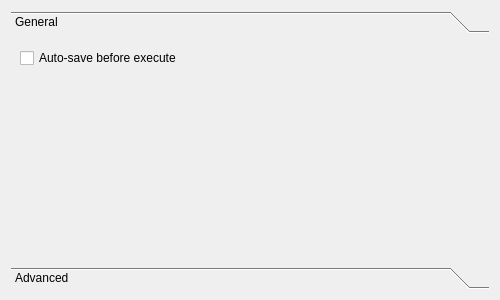
Before: the Qt Designer form src/Interface/Application/Preferences.ui in SCIInstitute/SCIRun, drawn with Qt 5.
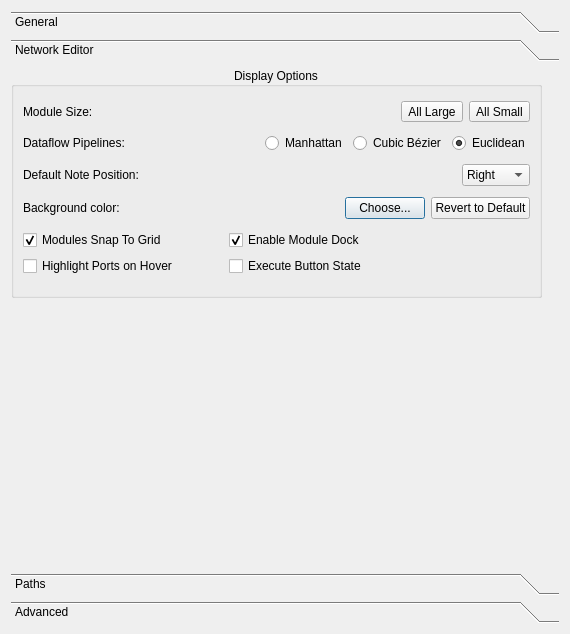
After: the same form once the commit is applied. The open tabs and pages were chosen to show the change.

Commit message: Copy config widgets over

```diff
--- a/src/Interface/Application/Preferences.ui
+++ b/src/Interface/Application/Preferences.ui
@@ -6,8 +6,8 @@
    <rect>
     <x>0</x>
     <y>0</y>
-    <width>500</width>
-    <height>300</height>
+    <width>570</width>
+    <height>634</height>
    </rect>
   </property>
   <property name="sizePolicy">
@@ -33,8 +33,8 @@
        <rect>
         <x>0</x>
         <y>0</y>
-        <width>476</width>
-        <height>208</height>
+        <width>552</width>
+        <height>508</height>
        </rect>
       </property>
       <attribute name="label">
@@ -50,6 +50,458 @@
        </item>
       </layout>
      </widget>
+     <widget class="QWidget" name="page">
+      <attribute name="label">
+       <string>Network Editor</string>
+      </attribute>
+      <widget class="QGroupBox" name="layoutOptionsGroupBox_">
+       <property name="geometry">
+        <rect>
+         <x>0</x>
+         <y>0</y>
+         <width>531</width>
+         <height>231</height>
+        </rect>
+       </property>
+       <property name="minimumSize">
+        <size>
+         <width>531</width>
+         <height>231</height>
+        </size>
+       </property>
+       <property name="title">
+        <string>Display Options</string>
+       </property>
+       <property name="alignment">
+        <set>Qt::AlignCenter</set>
+       </property>
+       <layout class="QVBoxLayout" name="verticalLayout">
+        <item>
+         <layout class="QHBoxLayout" name="moduleSizeHorizontalLayout_">
+          <item>
+           <widget class="QLabel" name="moduleSizeLabel_">
+            <property name="text">
+             <string>Module Size:</string>
+            </property>
+           </widget>
+          </item>
+          <item>
+           <spacer name="horizontalSpacer_4">
+            <property name="orientation">
+             <enum>Qt::Horizontal</enum>
+            </property>
+            <property name="sizeHint" stdset="0">
+             <size>
+              <width>40</width>
+              <height>20</height>
+             </size>
+            </property>
+           </spacer>
+          </item>
+          <item>
+           <widget class="QToolButton" name="largeModuleSizeToolButton_">
+            <property name="enabled">
+             <bool>true</bool>
+            </property>
+            <property name="text">
+             <string>All Large</string>
+            </property>
+            <property name="checked">
+             <bool>false</bool>
+            </property>
+           </widget>
+          </item>
+          <item>
+           <widget class="QToolButton" name="smallModuleSizeToolButton_">
+            <property name="enabled">
+             <bool>true</bool>
+            </property>
+            <property name="text">
+             <string>All Small</string>
+            </property>
+           </widget>
+          </item>
+         </layout>
+        </item>
+        <item>
+         <layout class="QHBoxLayout" name="dataflowPipelinesHorizontalLayout_">
+          <item>
+           <widget class="QLabel" name="pipelinesLabel_">
+            <property name="text">
+             <string>Dataflow Pipelines:</string>
+            </property>
+           </widget>
+          </item>
+          <item>
+           <spacer name="horizontalSpacer_3">
+            <property name="orientation">
+             <enum>Qt::Horizontal</enum>
+            </property>
+            <property name="sizeHint" stdset="0">
+             <size>
+              <width>40</width>
+              <height>20</height>
+             </size>
+            </property>
+           </spacer>
+          </item>
+          <item>
+           <widget class="QRadioButton" name="manhattanPipesRadioButton_">
+            <property name="enabled">
+             <bool>true</bool>
+            </property>
+            <property name="whatsThis">
+             <string>Switch to classic dataflow pipelines.</string>
+            </property>
+            <property name="text">
+             <string>Manhattan</string>
+            </property>
+           </widget>
+          </item>
+          <item>
+           <widget class="QRadioButton" name="cubicPipesRadioButton_">
+            <property name="whatsThis">
+             <string>Switch to curved dataflow pipelines.</string>
+            </property>
+            <property name="text">
+             <string>Cubic Bézier</string>
+            </property>
+           </widget>
+          </item>
+          <item>
+           <widget class="QRadioButton" name="euclideanPipesRadioButton_">
+            <property name="whatsThis">
+             <string>Switch to straight, direct dataflow pipelines.</string>
+            </property>
+            <property name="text">
+             <string>Euclidean</string>
+            </property>
+            <property name="checked">
+             <bool>true</bool>
+            </property>
+           </widget>
+          </item>
+         </layout>
+        </item>
+        <item>
+         <layout class="QHBoxLayout" name="horizontalLayout_4">
+          <item>
+           <widget class="QLabel" name="label_2">
+            <property name="text">
+             <string>Default Note Position:</string>
+            </property>
+           </widget>
+          </item>
+          <item>
+           <spacer name="horizontalSpacer">
+            <property name="orientation">
+             <enum>Qt::Horizontal</enum>
+            </property>
+            <property name="sizeHint" stdset="0">
+             <size>
+              <width>40</width>
+              <height>20</height>
+             </size>
+            </property>
+           </spacer>
+          </item>
+          <item>
+           <widget class="QComboBox" name="defaultNotePositionComboBox_">
+            <property name="currentIndex">
+             <number>4</number>
+            </property>
+            <item>
+             <property name="text">
+              <string>None</string>
+             </property>
+            </item>
+            <item>
+             <property name="text">
+              <string>Tooltip</string>
+             </property>
+            </item>
+            <item>
+             <property name="text">
+              <string>Top</string>
+             </property>
+            </item>
+            <item>
+             <property name="text">
+              <string>Left</string>
+             </property>
+            </item>
+            <item>
+             <property name="text">
+              <string>Right</string>
+             </property>
+            </item>
+            <item>
+             <property name="text">
+              <string>Bottom</string>
+             </property>
+            </item>
+           </widget>
+          </item>
+         </layout>
+        </item>
+        <item>
+         <layout class="QHBoxLayout" name="horizontalLayout_3">
+          <item>
+           <widget class="QLabel" name="backgroundColorLabel_">
+            <property name="text">
+             <string>Background color:</string>
+            </property>
+           </widget>
+          </item>
+          <item>
+           <spacer name="horizontalSpacer_2">
+            <property name="orientation">
+             <enum>Qt::Horizontal</enum>
+            </property>
+            <property name="sizeHint" stdset="0">
+             <size>
+              <width>40</width>
+              <height>20</height>
+             </size>
+            </property>
+           </spacer>
+          </item>
+          <item>
+           <widget class="QPushButton" name="chooseBackgroundColorButton_">
+            <property name="text">
+             <string>Choose...</string>
+            </property>
+           </widget>
+          </item>
+          <item>
+           <widget class="QPushButton" name="resetBackgroundColorButton_">
+            <property name="text">
+             <string>Revert to Default</string>
+            </property>
+           </widget>
+          </item>
+         </layout>
+        </item>
+        <item>
+         <layout class="QGridLayout" name="gridLayout_6">
+          <item row="0" column="1">
+           <widget class="QCheckBox" name="dockableModulesCheckBox_">
+            <property name="text">
+             <string>Enable Module Dock</string>
+            </property>
+            <property name="checked">
+             <bool>true</bool>
+            </property>
+           </widget>
+          </item>
+          <item row="0" column="0">
+           <widget class="QCheckBox" name="modulesSnapToCheckBox_">
+            <property name="maximumSize">
+             <size>
+              <width>200</width>
+              <height>16777215</height>
+             </size>
+            </property>
+            <property name="text">
+             <string>Modules Snap To Grid</string>
+            </property>
+            <property name="checked">
+             <bool>true</bool>
+            </property>
+           </widget>
+          </item>
+          <item row="1" column="0">
+           <widget class="QCheckBox" name="portSizeEffectsCheckBox_">
+            <property name="text">
+             <string>Highlight Ports on Hover</string>
+            </property>
+           </widget>
+          </item>
+          <item row="1" column="1">
+           <widget class="QCheckBox" name="actionTextIconCheckBox_">
+            <property name="text">
+             <string>Execute Button State</string>
+            </property>
+            <property name="checked">
+             <bool>false</bool>
+            </property>
+            <property name="tristate">
+             <bool>true</bool>
+            </property>
+           </widget>
+          </item>
+         </layout>
+        </item>
+       </layout>
+      </widget>
+     </widget>
+     <widget class="QWidget" name="page_2">
+      <attribute name="label">
+       <string>Paths</string>
+      </attribute>
+      <layout class="QVBoxLayout" name="verticalLayout_2">
+       <item>
+        <widget class="QGroupBox" name="pathSettingsGroupBox_">
+         <property name="enabled">
+          <bool>true</bool>
+         </property>
+         <property name="title">
+          <string>SCIRun Path Settings</string>
+         </property>
+         <property name="alignment">
+          <set>Qt::AlignCenter</set>
+         </property>
+         <widget class="QWidget" name="layoutWidget">
+          <property name="geometry">
+           <rect>
+            <x>10</x>
+            <y>30</y>
+            <width>421</width>
+            <height>198</height>
+           </rect>
+          </property>
+          <layout class="QGridLayout" name="pathSettingsGridLayout_">
+           <item row="0" column="0">
+            <widget class="QLabel" name="scirunDataLabel_">
+             <property name="text">
+              <string>SCIRun Data</string>
+             </property>
+            </widget>
+           </item>
+           <item row="0" column="1">
+            <widget class="QLineEdit" name="scirunDataLineEdit_">
+             <property name="enabled">
+              <bool>true</bool>
+             </property>
+             <property name="readOnly">
+              <bool>true</bool>
+             </property>
+            </widget>
+           </item>
+           <item row="0" column="2">
+            <widget class="QPushButton" name="scirunDataPushButton_">
+             <property name="enabled">
+              <bool>true</bool>
+             </property>
+             <property name="text">
+              <string>Set...</string>
+             </property>
+            </widget>
+           </item>
+           <item row="2" column="0">
+            <widget class="QLabel" name="scirunNetsLabel_">
+             <property name="text">
+              <string>SCIRun Nets</string>
+             </property>
+            </widget>
+           </item>
+           <item row="2" column="1">
+            <widget class="QLineEdit" name="scirunNetsLineEdit_">
+             <property name="enabled">
+              <bool>false</bool>
+             </property>
+            </widget>
+           </item>
+           <item row="2" column="2">
+            <widget class="QPushButton" name="scirunNetsPushButton_">
+             <property name="enabled">
+              <bool>false</bool>
+             </property>
+             <property name="text">
+              <string>Set</string>
+             </property>
+            </widget>
+           </item>
+           <item row="3" column="0">
+            <widget class="QLabel" name="userDataLabel_">
+             <property name="text">
+              <string>User Data</string>
+             </property>
+            </widget>
+           </item>
+           <item row="3" column="1">
+            <widget class="QLineEdit" name="userDataLineEdit_">
+             <property name="enabled">
+              <bool>false</bool>
+             </property>
+            </widget>
+           </item>
+           <item row="3" column="2">
+            <widget class="QPushButton" name="userDataPushButton_">
+             <property name="enabled">
+              <bool>false</bool>
+             </property>
+             <property name="text">
+              <string>Set</string>
+             </property>
+            </widget>
+           </item>
+           <item row="1" column="2">
+            <widget class="QPushButton" name="addToPathButton_">
+             <property name="text">
+              <string>Add to Path...</string>
+             </property>
+            </widget>
+           </item>
+           <item row="1" column="1">
+            <widget class="QTextEdit" name="scirunDataPathTextEdit_">
+             <property name="readOnly">
+              <bool>true</bool>
+             </property>
+            </widget>
+           </item>
+          </layout>
+         </widget>
+        </widget>
+       </item>
+       <item>
+        <widget class="QGroupBox" name="dataSetGroupBox_">
+         <property name="title">
+          <string>SCIRun Data Set*</string>
+         </property>
+         <property name="alignment">
+          <set>Qt::AlignCenter</set>
+         </property>
+         <widget class="QWidget" name="layoutWidget1">
+          <property name="geometry">
+           <rect>
+            <x>20</x>
+            <y>30</y>
+            <width>241</width>
+            <height>34</height>
+           </rect>
+          </property>
+          <layout class="QHBoxLayout" name="dataSetHorizontalLayout_">
+           <item>
+            <widget class="QLabel" name="dataSetLabel_">
+             <property name="text">
+              <string>Data Set</string>
+             </property>
+            </widget>
+           </item>
+           <item>
+            <widget class="QLineEdit" name="dataSetLineEdit_">
+             <property name="enabled">
+              <bool>false</bool>
+             </property>
+            </widget>
+           </item>
+           <item>
+            <widget class="QPushButton" name="dataSetPushButton_">
+             <property name="enabled">
+              <bool>false</bool>
+             </property>
+             <property name="text">
+              <string>Set</string>
+             </property>
+            </widget>
+           </item>
+          </layout>
+         </widget>
+        </widget>
+       </item>
+      </layout>
+     </widget>
      <widget class="QWidget" name="toolBoxPage2">
       <property name="geometry">
        <rect>
```
Left out of the diff: 4 changed lines with no effect on the pictures.
